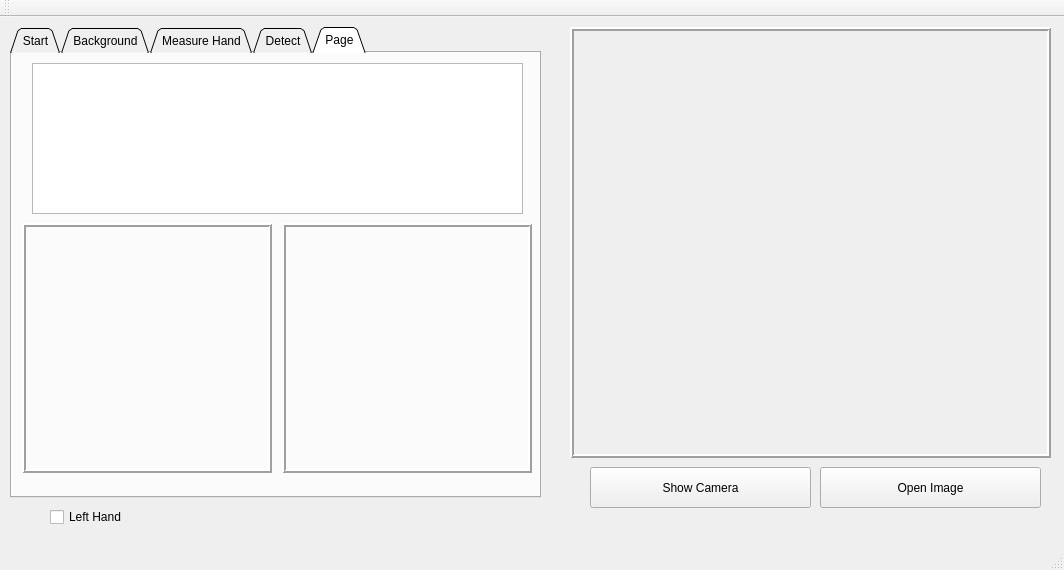
Before: the Qt Designer form beta/GestureTrainer/forms/mainwindow.ui in on2valhalla/GestureTrainer, drawn with Qt 5.
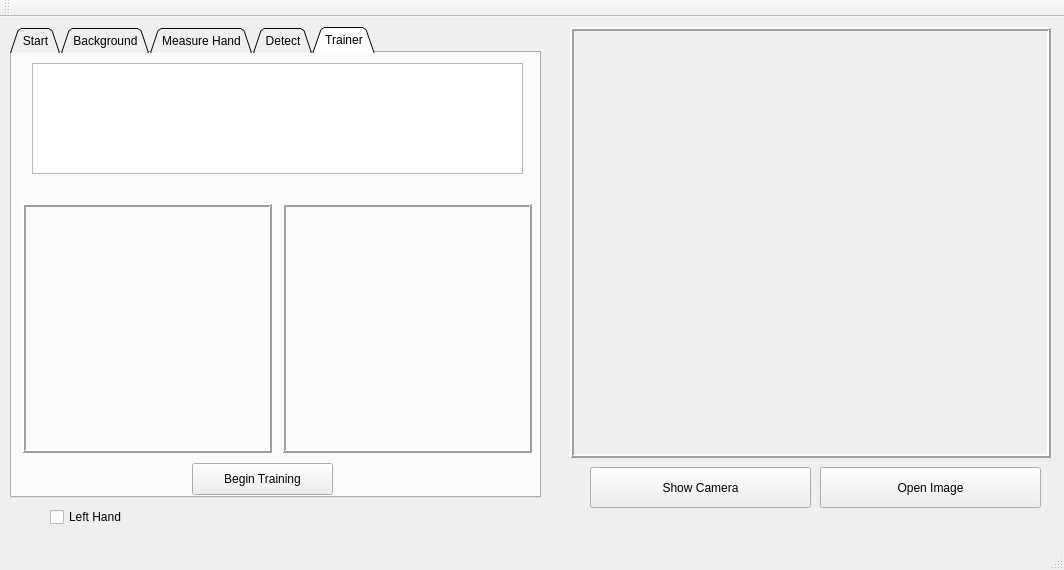
After: the same form once the commit is applied. Icons and pictures are not drawn.

Commit message: begin work on Trainer page

```diff
--- a/beta/GestureTrainer/forms/mainwindow.ui
+++ b/beta/GestureTrainer/forms/mainwindow.ui
@@ -708,13 +708,13 @@
     </widget>
     <widget class="QWidget" name="tabTrain">
      <attribute name="title">
-      <string>Page</string>
+      <string>Trainer</string>
      </attribute>
      <widget class="QLabel" name="label_UserHand">
       <property name="geometry">
        <rect>
         <x>270</x>
-        <y>170</y>
+        <y>150</y>
         <width>250</width>
         <height>250</height>
        </rect>
@@ -736,7 +736,7 @@
       <property name="geometry">
        <rect>
         <x>10</x>
-        <y>170</y>
+        <y>150</y>
         <width>250</width>
         <height>250</height>
        </rect>
@@ -766,10 +766,23 @@
         <x>20</x>
         <y>10</y>
         <width>491</width>
-        <height>151</height>
+        <height>111</height>
        </rect>
       </property>
      </widget>
+     <widget class="QPushButton" name="pushButton">
+      <property name="geometry">
+       <rect>
+        <x>180</x>
+        <y>410</y>
+        <width>141</width>
+        <height>32</height>
+       </rect>
+      </property>
+      <property name="text">
+       <string>Begin Training</string>
+      </property>
+     </widget>
     </widget>
    </widget>
    <widget class="QCheckBox" name="checkBox">
```
